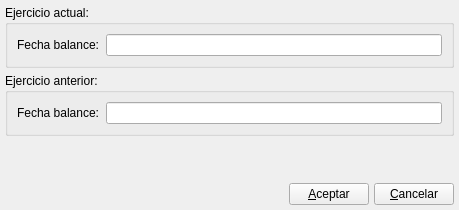
Qt form bulmages/bulmacont/plugins/pluginbc_caaslods/datosbase.ui (eboladev/Bulmages-1) before a commit.
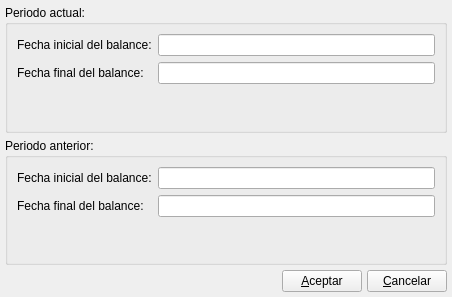
The same form after that commit. Custom widgets are drawn as their Qt base class.

Diff of the .ui file:
```diff
--- a/bulmages/bulmacont/plugins/pluginbc_caaslods/datosbase.ui
+++ b/bulmages/bulmacont/plugins/pluginbc_caaslods/datosbase.ui
@@ -5,8 +5,8 @@
    <rect>
     <x>0</x>
     <y>0</y>
-    <width>459</width>
-    <height>210</height>
+    <width>452</width>
+    <height>297</height>
    </rect>
   </property>
   <property name="windowTitle" >
@@ -22,73 +22,39 @@
    <item row="0" column="0" >
     <widget class="QGroupBox" name="groupBox" >
      <property name="title" >
-      <string>Ejercicio actual:</string>
+      <string>Periodo actual:</string>
      </property>
-     <layout class="QGridLayout" >
-      <property name="margin" >
-       <number>9</number>
-      </property>
-      <property name="spacing" >
-       <number>6</number>
-      </property>
+     <layout class="QFormLayout" name="formLayout" >
       <item row="0" column="0" >
        <widget class="QLabel" name="label" >
         <property name="frameShape" >
          <enum>QFrame::NoFrame</enum>
         </property>
         <property name="text" >
-         <string>Fecha balance:</string>
+         <string>Fecha inicial del balance:</string>
         </property>
        </widget>
       </item>
       <item row="0" column="1" >
-       <widget class="BlDateSearch" name="mui_fechaactual" />
+       <widget class="BlDateSearch" name="mui_fechainicialactual" />
       </item>
-     </layout>
-    </widget>
-   </item>
-   <item row="1" column="0" >
-    <widget class="QGroupBox" name="groupBox_2" >
-     <property name="title" >
-      <string>Ejercicio anterior:</string>
-     </property>
-     <layout class="QGridLayout" >
-      <property name="margin" >
-       <number>9</number>
-      </property>
-      <property name="spacing" >
-       <number>6</number>
-      </property>
-      <item row="0" column="0" >
-       <widget class="QLabel" name="label_3" >
+      <item row="1" column="0" >
+       <widget class="QLabel" name="label_2" >
         <property name="frameShape" >
          <enum>QFrame::NoFrame</enum>
         </property>
         <property name="text" >
-         <string>Fecha balance:</string>
+         <string>Fecha final del balance:</string>
         </property>
        </widget>
       </item>
-      <item row="0" column="1" >
-       <widget class="BlDateSearch" name="mui_fechaanterior" />
+      <item row="1" column="1" >
+       <widget class="BlDateSearch" name="mui_fechafinalactual" />
       </item>
      </layout>
     </widget>
    </item>
-   <item row="2" column="0" >
-    <spacer>
-     <property name="orientation" >
-      <enum>Qt::Vertical</enum>
-     </property>
-     <property name="sizeHint" stdset="0" >
-      <size>
-       <width>441</width>
-       <height>31</height>
-      </size>
-     </property>
-    </spacer>
-   </item>
-   <item row="3" column="0" >
+   <item row="4" column="0" >
     <layout class="QHBoxLayout" >
      <property name="spacing" >
       <number>5</number>
@@ -125,6 +91,41 @@
      </item>
     </layout>
    </item>
+   <item row="3" column="0" >
+    <widget class="QGroupBox" name="groupBox_2" >
+     <property name="title" >
+      <string>Periodo anterior:</string>
+     </property>
+     <layout class="QFormLayout" name="formLayout_2" >
+      <item row="0" column="0" >
+       <widget class="QLabel" name="label_3" >
+        <property name="frameShape" >
+         <enum>QFrame::NoFrame</enum>
+        </property>
+        <property name="text" >
+         <string>Fecha inicial del balance:</string>
+        </property>
+       </widget>
+      </item>
+      <item row="0" column="1" >
+       <widget class="BlDateSearch" name="mui_fechainicialanterior" />
+      </item>
+      <item row="1" column="0" >
+       <widget class="QLabel" name="label_4" >
+        <property name="frameShape" >
+         <enum>QFrame::NoFrame</enum>
+        </property>
+        <property name="text" >
+         <string>Fecha final del balance:</string>
+        </property>
+       </widget>
+      </item>
+      <item row="1" column="1" >
+       <widget class="BlDateSearch" name="mui_fechafinalanterior" />
+      </item>
+     </layout>
+    </widget>
+   </item>
   </layout>
  </widget>
  <customwidgets>
```
